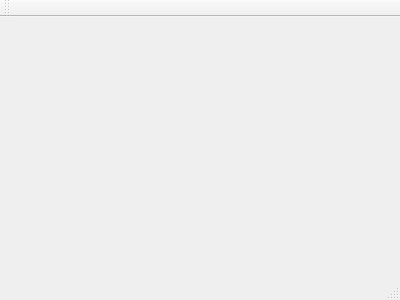
Baxulio/ParkingAS, file Client/mainwindow.ui: the form before one commit.
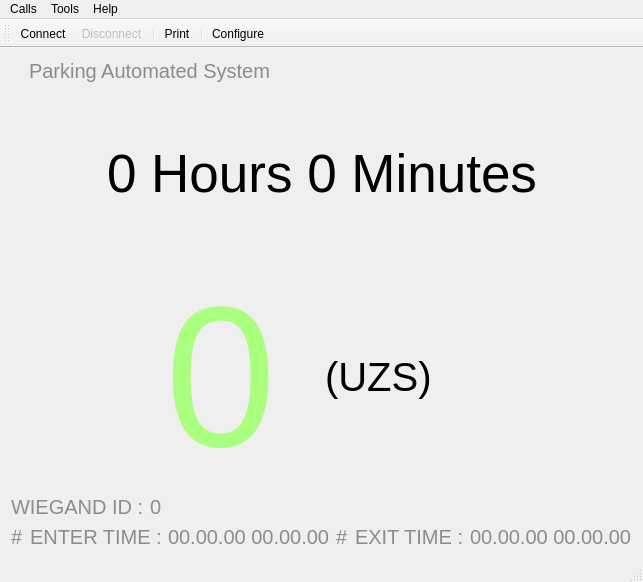
The form after the commit. Icons and pictures are not drawn.

Patch:
```diff
--- a/Client/mainwindow.ui
+++ b/Client/mainwindow.ui
@@ -1,24 +1,523 @@
 <ui version="4.0">
  <class>MainWindow</class>
- <widget class="QMainWindow" name="MainWindow" >
-  <property name="geometry" >
+ <widget class="QMainWindow" name="MainWindow">
+  <property name="geometry">
    <rect>
     <x>0</x>
     <y>0</y>
-    <width>400</width>
-    <height>300</height>
+    <width>643</width>
+    <height>582</height>
    </rect>
   </property>
   <property name="windowTitle" >
    <string>MainWindow</string>
   </property>
-  <widget class="QMenuBar" name="menuBar" />
-  <widget class="QToolBar" name="mainToolBar" />
-  <widget class="QWidget" name="centralWidget" />
-  <widget class="QStatusBar" name="statusBar" />
+  <property name="windowIcon">
+   <iconset resource="rpiclientresources.qrc">
+    <normaloff>:/images/icons-home-parking.png</normaloff>:/images/icons-home-parking.png</iconset>
+  </property>
+  <property name="toolButtonStyle">
+   <enum>Qt::ToolButtonFollowStyle</enum>
+  </property>
+  <property name="documentMode">
+   <bool>false</bool>
+  </property>
+  <property name="tabShape">
+   <enum>QTabWidget::Rounded</enum>
+  </property>
+  <property name="dockNestingEnabled">
+   <bool>false</bool>
+  </property>
+  <property name="unifiedTitleAndToolBarOnMac">
+   <bool>true</bool>
+  </property>
+  <widget class="QWidget" name="centralWidget">
+   <layout class="QVBoxLayout" name="verticalLayout">
+    <item>
+     <layout class="QHBoxLayout" name="horizontalLayout_4">
+      <item>
+       <widget class="QLabel" name="label_6">
+        <property name="maximumSize">
+         <size>
+          <width>100</width>
+          <height>100</height>
+         </size>
+        </property>
+        <property name="font">
+         <font>
+          <pointsize>15</pointsize>
+         </font>
+        </property>
+        <property name="styleSheet">
+         <string notr="true">color: rgb(140, 140, 140);</string>
+        </property>
+        <property name="text">
+         <string/>
+        </property>
+        <property name="pixmap">
+         <pixmap resource="rpiclientresources.qrc">:/images/icons-home-parking.png</pixmap>
+        </property>
+        <property name="scaledContents">
+         <bool>true</bool>
+        </property>
+       </widget>
+      </item>
+      <item>
+       <widget class="QLabel" name="label_4">
+        <property name="font">
+         <font>
+          <pointsize>15</pointsize>
+         </font>
+        </property>
+        <property name="styleSheet">
+         <string notr="true">color: rgb(140, 140, 140);</string>
+        </property>
+        <property name="text">
+         <string>Parking Automated System</string>
+        </property>
+       </widget>
+      </item>
+      <item>
+       <spacer name="horizontalSpacer">
+        <property name="orientation">
+         <enum>Qt::Horizontal</enum>
+        </property>
+        <property name="sizeHint" stdset="0">
+         <size>
+          <width>40</width>
+          <height>20</height>
+         </size>
+        </property>
+       </spacer>
+      </item>
+     </layout>
+    </item>
+    <item>
+     <layout class="QHBoxLayout" name="horizontalLayout_5">
+      <item>
+       <spacer name="horizontalSpacer_2">
+        <property name="orientation">
+         <enum>Qt::Horizontal</enum>
+        </property>
+        <property name="sizeHint" stdset="0">
+         <size>
+          <width>40</width>
+          <height>20</height>
+         </size>
+        </property>
+       </spacer>
+      </item>
+      <item>
+       <widget class="QLabel" name="duration_label">
+        <property name="sizePolicy">
+         <sizepolicy hsizetype="Expanding" vsizetype="Expanding">
+          <horstretch>0</horstretch>
+          <verstretch>0</verstretch>
+         </sizepolicy>
+        </property>
+        <property name="font">
+         <font>
+          <pointsize>40</pointsize>
+          <kerning>true</kerning>
+         </font>
+        </property>
+        <property name="text">
+         <string>0 Hours 0 Minutes</string>
+        </property>
+       </widget>
+      </item>
+      <item>
+       <spacer name="horizontalSpacer_3">
+        <property name="orientation">
+         <enum>Qt::Horizontal</enum>
+        </property>
+        <property name="sizeHint" stdset="0">
+         <size>
+          <width>40</width>
+          <height>20</height>
+         </size>
+        </property>
+       </spacer>
+      </item>
+     </layout>
+    </item>
+    <item>
+     <layout class="QHBoxLayout" name="horizontalLayout_6">
+      <item>
+       <spacer name="horizontalSpacer_4">
+        <property name="orientation">
+         <enum>Qt::Horizontal</enum>
+        </property>
+        <property name="sizeHint" stdset="0">
+         <size>
+          <width>40</width>
+          <height>20</height>
+         </size>
+        </property>
+       </spacer>
+      </item>
+      <item>
+       <widget class="QLabel" name="price_label">
+        <property name="sizePolicy">
+         <sizepolicy hsizetype="Expanding" vsizetype="Expanding">
+          <horstretch>0</horstretch>
+          <verstretch>0</verstretch>
+         </sizepolicy>
+        </property>
+        <property name="font">
+         <font>
+          <pointsize>150</pointsize>
+         </font>
+        </property>
+        <property name="styleSheet">
+         <string notr="true">color: rgb(170, 255, 127);</string>
+        </property>
+        <property name="text">
+         <string>0</string>
+        </property>
+       </widget>
+      </item>
+      <item>
+       <widget class="QLabel" name="label_5">
+        <property name="sizePolicy">
+         <sizepolicy hsizetype="Expanding" vsizetype="Expanding">
+          <horstretch>0</horstretch>
+          <verstretch>0</verstretch>
+         </sizepolicy>
+        </property>
+        <property name="font">
+         <font>
+          <pointsize>30</pointsize>
+         </font>
+        </property>
+        <property name="text">
+         <string>(UZS)</string>
+        </property>
+       </widget>
+      </item>
+      <item>
+       <spacer name="horizontalSpacer_5">
+        <property name="orientation">
+         <enum>Qt::Horizontal</enum>
+        </property>
+        <property name="sizeHint" stdset="0">
+         <size>
+          <width>40</width>
+          <height>20</height>
+         </size>
+        </property>
+       </spacer>
+      </item>
+     </layout>
+    </item>
+    <item>
+     <layout class="QHBoxLayout" name="horizontalLayout_7">
+      <item>
+       <widget class="QLabel" name="label">
+        <property name="font">
+         <font>
+          <pointsize>15</pointsize>
+         </font>
+        </property>
+        <property name="styleSheet">
+         <string notr="true">color: rgb(140, 140, 140);</string>
+        </property>
+        <property name="text">
+         <string>WIEGAND ID :</string>
+        </property>
+       </widget>
+      </item>
+      <item>
+       <widget class="QLabel" name="wiegand_label">
+        <property name="font">
+         <font>
+          <pointsize>15</pointsize>
+         </font>
+        </property>
+        <property name="styleSheet">
+         <string notr="true">color: rgb(140, 140, 140);</string>
+        </property>
+        <property name="text">
+         <string>0</string>
+        </property>
+       </widget>
+      </item>
+      <item>
+       <spacer name="horizontalSpacer_7">
+        <property name="orientation">
+         <enum>Qt::Horizontal</enum>
+        </property>
+        <property name="sizeHint" stdset="0">
+         <size>
+          <width>40</width>
+          <height>20</height>
+         </size>
+        </property>
+       </spacer>
+      </item>
+     </layout>
+    </item>
+    <item>
+     <layout class="QHBoxLayout" name="horizontalLayout">
+      <item>
+       <layout class="QHBoxLayout" name="horizontalLayout_3">
+        <item>
+         <widget class="QLabel" name="enter_number_label">
+          <property name="font">
+           <font>
+            <pointsize>15</pointsize>
+           </font>
+          </property>
+          <property name="styleSheet">
+           <string notr="true">color: rgb(140, 140, 140);</string>
+          </property>
+          <property name="text">
+           <string>#</string>
+          </property>
+         </widget>
+        </item>
+        <item>
+         <widget class="QLabel" name="label_3">
+          <property name="font">
+           <font>
+            <pointsize>15</pointsize>
+           </font>
+          </property>
+          <property name="styleSheet">
+           <string notr="true">color: rgb(140, 140, 140);</string>
+          </property>
+          <property name="text">
+           <string>ENTER TIME :</string>
+          </property>
+         </widget>
+        </item>
+        <item>
+         <widget class="QLabel" name="enter_time_label">
+          <property name="font">
+           <font>
+            <pointsize>15</pointsize>
+           </font>
+          </property>
+          <property name="styleSheet">
+           <string notr="true">color: rgb(140, 140, 140);</string>
+          </property>
+          <property name="text">
+           <string>00.00.00 00.00.00</string>
+          </property>
+         </widget>
+        </item>
+       </layout>
+      </item>
+      <item>
+       <layout class="QHBoxLayout" name="horizontalLayout_2">
+        <item>
+         <widget class="QLabel" name="exit_number_label">
+          <property name="font">
+           <font>
+            <pointsize>15</pointsize>
+           </font>
+          </property>
+          <property name="styleSheet">
+           <string notr="true">color: rgb(140, 140, 140);</string>
+          </property>
+          <property name="text">
+           <string>#</string>
+          </property>
+         </widget>
+        </item>
+        <item>
+         <widget class="QLabel" name="label_2">
+          <property name="sizePolicy">
+           <sizepolicy hsizetype="Preferred" vsizetype="Preferred">
+            <horstretch>0</horstretch>
+            <verstretch>0</verstretch>
+           </sizepolicy>
+          </property>
+          <property name="font">
+           <font>
+            <pointsize>15</pointsize>
+           </font>
+          </property>
+          <property name="styleSheet">
+           <string notr="true">color: rgb(140, 140, 140);</string>
+          </property>
+          <property name="text">
+           <string>EXIT TIME :</string>
+          </property>
+         </widget>
+        </item>
+        <item>
+         <widget class="QLabel" name="exit_time_label">
+          <property name="font">
+           <font>
+            <pointsize>15</pointsize>
+           </font>
+          </property>
+          <property name="styleSheet">
+           <string notr="true">color: rgb(140, 140, 140);</string>
+          </property>
+          <property name="text">
+           <string>00.00.00 00.00.00</string>
+          </property>
+         </widget>
+        </item>
+       </layout>
+      </item>
+      <item>
+       <spacer name="horizontalSpacer_6">
+        <property name="orientation">
+         <enum>Qt::Horizontal</enum>
+        </property>
+        <property name="sizeHint" stdset="0">
+         <size>
+          <width>40</width>
+          <height>20</height>
+         </size>
+        </property>
+       </spacer>
+      </item>
+     </layout>
+    </item>
+   </layout>
+  </widget>
+  <widget class="QMenuBar" name="menuBar">
+   <property name="geometry">
+    <rect>
+     <x>0</x>
+     <y>0</y>
+     <width>643</width>
+     <height>21</height>
+    </rect>
+   </property>
+   <widget class="QMenu" name="menuCalls">
+    <property name="title">
+     <string>Calls</string>
+    </property>
+    <addaction name="actionConnect"/>
+    <addaction name="actionDisconnect"/>
+    <addaction name="separator"/>
+    <addaction name="actionPrint"/>
+    <addaction name="separator"/>
+    <addaction name="actionQuit"/>
+   </widget>
+   <widget class="QMenu" name="menuTools">
+    <property name="title">
+     <string>Tools</string>
+    </property>
+    <addaction name="actionPrinterSettings"/>
+    <addaction name="actionConfigure"/>
+   </widget>
+   <widget class="QMenu" name="menuHelp">
+    <property name="title">
+     <string>Help</string>
+    </property>
+    <addaction name="actionAbout"/>
+   </widget>
+   <addaction name="menuCalls"/>
+   <addaction name="menuTools"/>
+   <addaction name="menuHelp"/>
+  </widget>
+  <widget class="QToolBar" name="mainToolBar">
+   <attribute name="toolBarArea">
+    <enum>TopToolBarArea</enum>
+   </attribute>
+   <attribute name="toolBarBreak">
+    <bool>false</bool>
+   </attribute>
+   <addaction name="actionConnect"/>
+   <addaction name="actionDisconnect"/>
+   <addaction name="separator"/>
+   <addaction name="actionPrint"/>
+   <addaction name="separator"/>
+   <addaction name="actionConfigure"/>
+  </widget>
+  <widget class="QStatusBar" name="statusBar"/>
+  <action name="actionConnect">
+   <property name="icon">
+    <iconset resource="rpiclientresources.qrc">
+     <normaloff>:/images/connect.png</normaloff>:/images/connect.png</iconset>
+   </property>
+   <property name="text">
+    <string>C&amp;onnect</string>
+   </property>
+   <property name="toolTip">
+    <string>Connect to serial port</string>
+   </property>
+   <property name="shortcut">
+    <string>Ctrl+O</string>
+   </property>
+  </action>
+  <action name="actionDisconnect">
+   <property name="enabled">
+    <bool>false</bool>
+   </property>
+   <property name="icon">
+    <iconset resource="rpiclientresources.qrc">
+     <normaloff>:/images/disconnect.png</normaloff>:/images/disconnect.png</iconset>
+   </property>
+   <property name="text">
+    <string>&amp;Disconnect</string>
+   </property>
+   <property name="toolTip">
+    <string>Disconnect from serial port</string>
+   </property>
+   <property name="shortcut">
+    <string>Ctrl+D</string>
+   </property>
+  </action>
+  <action name="actionConfigure">
+   <property name="icon">
+    <iconset resource="rpiclientresources.qrc">
+     <normaloff>:/images/settings.png</normaloff>:/images/settings.png</iconset>
+   </property>
+   <property name="text">
+    <string>&amp;Configure</string>
+   </property>
+   <property name="toolTip">
+    <string>Configure serial port</string>
+   </property>
+   <property name="shortcut">
+    <string>Alt+C</string>
+   </property>
+  </action>
+  <action name="actionQuit">
+   <property name="icon">
+    <iconset resource="rpiclientresources.qrc">
+     <normaloff>:/images/application-exit.png</normaloff>:/images/application-exit.png</iconset>
+   </property>
+   <property name="text">
+    <string>&amp;Quit</string>
+   </property>
+   <property name="shortcut">
+    <string>Ctrl+Q</string>
+   </property>
+  </action>
+  <action name="actionAbout">
+   <property name="text">
+    <string>&amp;About</string>
+   </property>
+  </action>
+  <action name="actionPrint">
+   <property name="icon">
+    <iconset resource="rpiclientresources.qrc">
+     <normaloff>:/images/Cheque.png</normaloff>:/images/Cheque.png</iconset>
+   </property>
+   <property name="text">
+    <string>&amp;Print</string>
+   </property>
+   <property name="toolTip">
+    <string>Prints cheque</string>
+   </property>
+  </action>
+  <action name="actionPrinterSettings">
+   <property name="text">
+    <string>P&amp;rinter Settings</string>
+   </property>
+  </action>
  </widget>
- <layoutDefault spacing="6" margin="11" />
- <pixmapfunction></pixmapfunction>
- <resources/>
+ <layoutdefault spacing="6" margin="11"/>
+ <resources>
+  <include location="rpiclientresources.qrc"/>
+ </resources>
  <connections/>
 </ui>
```
Left out of the diff: 5 changed lines with no effect on the pictures.
